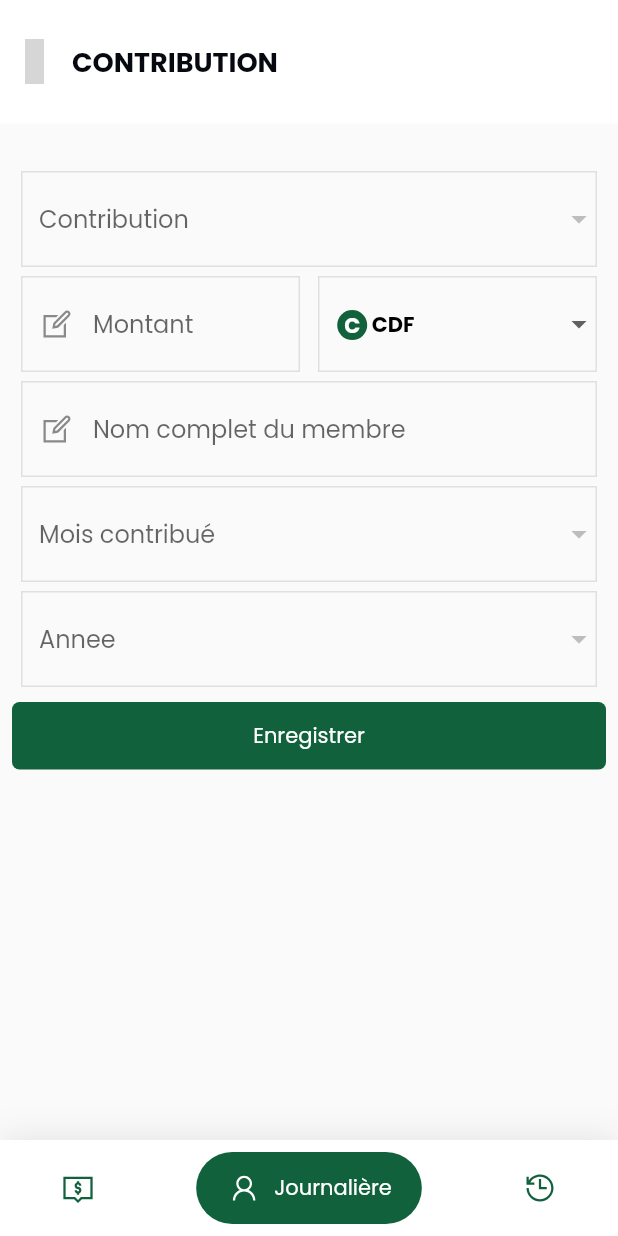
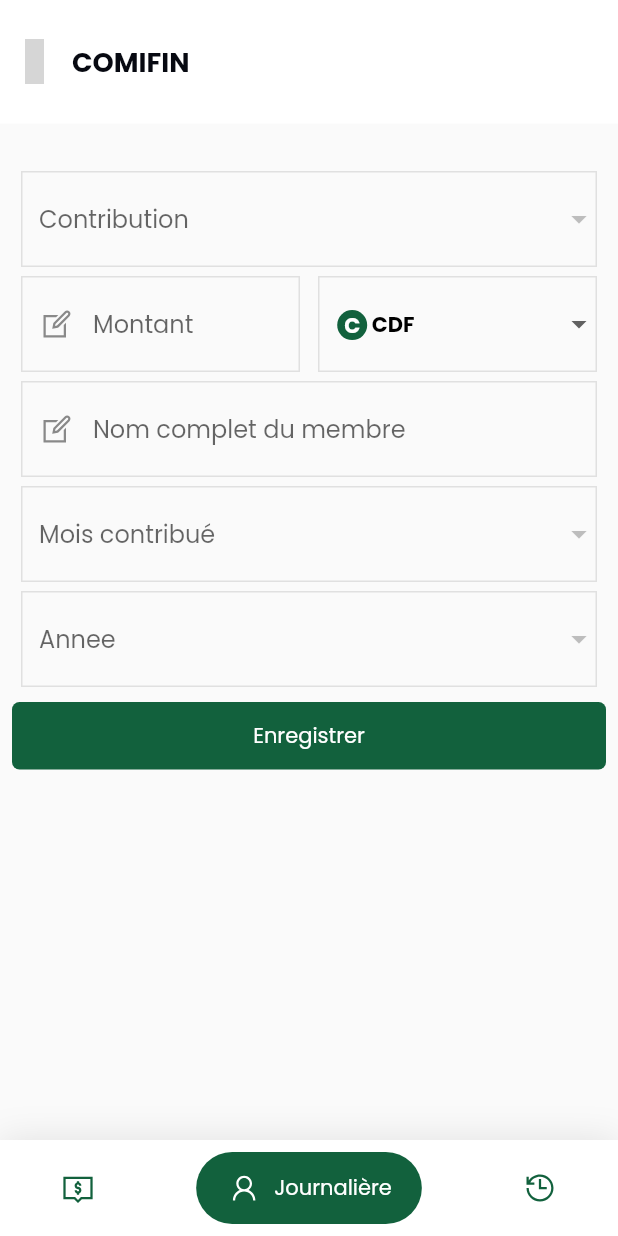
Before and after one commit to GloireMutaliko21/comifin-front, a Flutter app: the Principal screen opened directly, item 2 of the bottom bar chosen, on a phone screen of 412 x 824 dp. Run offline on Flutter 3.47's test engine with Material 2 defaults, Android fonts, the phone set to English and light mode, and no system bars; drawn by our look-alikes of google_nav_bar; our stand-ins replace flutter_svg, line_icons, open_file, pdf, shared_preferences; accounts and stored records are empty; network calls fail; grey boxes are pictures that could not be loaded.

Commit message:
feat: update page title on contribuable

```diff
--- a/appland/lib/src/screen/Contribuable.dart
+++ b/appland/lib/src/screen/Contribuable.dart
@@ -211,7 +211,7 @@ class _StateBody extends State<Contribuable> {
                             ),
                             const SizedBox(width: 10),
                             Text(
-                              "Contribution".toUpperCase(),
+                              "COMIFIN".toUpperCase(),
                               style: const TextStyle(
                                 color: custom_black,
                                 fontWeight: FontWeight.bold,
```
